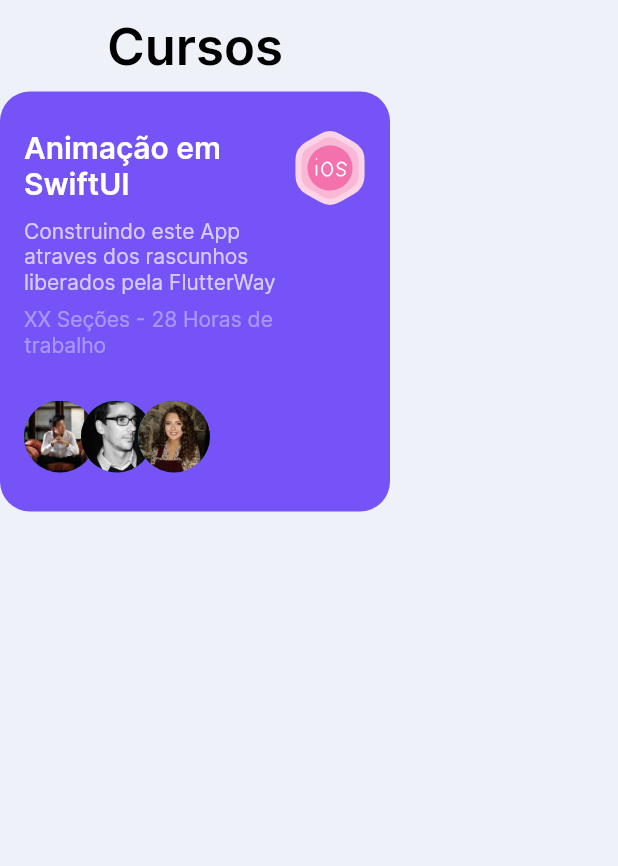
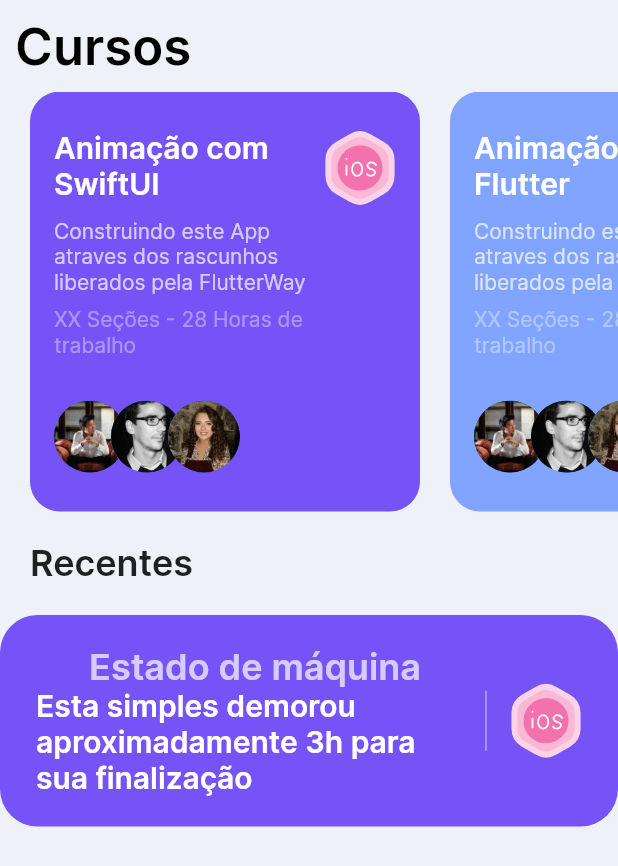
Before and after one commit to dariopmaciel/beaultiful_login_and_slidable_drawer, a Flutter app: the HomeScreen screen opened directly, on a phone screen of 412 x 824 dp. Shown: the top 866 px of the screen. Run offline on Flutter 3.47's test engine with Material 2 defaults, Android fonts, the phone set to English and light mode, and no system bars; our stand-ins replace flutter_svg, rive.

Commit message:
Criação dos cards recentes

```diff
--- a/lib/home/home_screen.dart
+++ b/lib/home/home_screen.dart
@@ -1,3 +1,5 @@
+import 'package:beaultiful_login_and_slidable_drawer/models/course.dart';
+import 'package:beaultiful_login_and_slidable_drawer/screens/onbording/components/course_card.dart';
 import 'package:flutter/material.dart';
 import 'package:flutter_svg/svg.dart';
 
@@ -8,7 +10,9 @@
   Widget build(BuildContext context) {
     return Scaffold(
       body: SafeArea(
-        child: Column(children: [
+        child: Column(
+          crossAxisAlignment: CrossAxisAlignment.start,
+          children: [
             Padding(
               padding: const EdgeInsets.all(10),
               child: Text(
@@ -19,106 +23,76 @@
                     .copyWith(color: Colors.black, fontWeight: FontWeight.w600),
               ),
             ),
-          Cartoes(),
-        ]),
+            SingleChildScrollView(
+              scrollDirection: Axis.horizontal,
+              child: Row(
+                children: [
+                  ...course
+                      .map((course) => Padding(
+                            padding: const EdgeInsets.only(left: 20),
+                            child: CourseCard(course: course),
+                          ))
+                      .toList(),
+                ],
+              ),
+            ),
+            Padding(
+              padding: const EdgeInsets.all(20),
+              child: Text(
+                "Recentes",
+                style: Theme.of(context)
+                    .textTheme
+                    .headlineSmall!
+                    .copyWith(fontWeight: FontWeight.w600),
+              ),
+            ),
+            Container(
+              padding: const EdgeInsets.symmetric(horizontal: 24, vertical: 20),
+              decoration: const BoxDecoration(
+                color: Color(0xff7553f6),
+                borderRadius: BorderRadius.all(
+                  Radius.circular(25),
+                ),
+              ),
+              child: Row(
+                children: [
+                  Expanded(
+                    child: Column(
+                      children: [
+                        Text(
+                          "Estado de máquina",
+                          style: Theme.of(context)
+                              .textTheme
+                              .headlineSmall!
+                              .copyWith(
+                                  color: Colors.white70,
+                                  fontWeight: FontWeight.w600),
+                        ),
+                        const Text(
+                          "Esta simples demorou aproximadamente 3h para sua finalização",
+                          style: TextStyle(
+                            color: Colors.white,
+                            fontWeight: FontWeight.bold,
+                            fontSize: 20,
+                          ),
+                        ),
+                      ],
+                    ),
+                  ),
+                  const SizedBox(
+                    height: 40,
+                    child: VerticalDivider(
+                      color: Colors.white70,
+                    ),
+                  ),
+                  const SizedBox(width: 8),
+                  SvgPicture.asset("assets/icons/ios.svg")
+                ],
+              ),
+            ),
+          ],
+        ),
       ),
     );
   }
 }
-
-class Cartoes extends StatelessWidget {
-  const Cartoes({
-    Key? key,
-  }) : super(key: key);
-
-  @override
-  Widget build(BuildContext context) {
-    return Container(
-      // color: Colors.red,
-      padding: const EdgeInsets.symmetric(horizontal: 16, vertical: 26),
-      height: 280,
-      width: 260,
-      decoration: const BoxDecoration(
-        color: Color(0xff7553f6),
-        borderRadius: BorderRadius.all(Radius.circular(20)),
-      ),
-      child: Row(
-        crossAxisAlignment: CrossAxisAlignment.start,
-        children: [
-          Expanded(
-            child: Column(
-              crossAxisAlignment: CrossAxisAlignment.start,
-              children: [
-                Text(
-                  "Animação em SwiftUI",
-                  style: Theme.of(context).textTheme.titleLarge!.copyWith(
-                      color: Colors.white, fontWeight: FontWeight.w600),
-                ),
-                const Padding(
-                  padding: EdgeInsets.only(top: 10, bottom: 8),
-                  child: Text(
-                    "Construindo este App atraves dos rascunhos liberados pela FlutterWay",
-                    style: TextStyle(color: Colors.white70),
-                  ),
-                ),
-                const Text(
-                  "XX Seções - 28 Horas de trabalho",
-                  style: TextStyle(color: Colors.white38),
-                ),
-                const Spacer(),
-                Row(
-                  children: List.generate(
-                    3,
-                    (index) => Transform.translate(
-                      offset: Offset((-10 * index).toDouble(), 0),
-                      child: CircleAvatar(
-                          radius: 24,
-                          backgroundImage: AssetImage(
-                              "assets/avaters/Avatar ${index + 1}.jpg")),
-                    ),
-                  ),
-                )
-              ],
-            ),
-          ),
-          SvgPicture.asset("assets/icons/ios.svg")
-        ],
-      ),
-    );
-  }
-}
-
-class Course {
-  final String title, description, iconSrc;
-  final Color bgColor;
-
-  Course({
-    required this.title,
-    this.description =
-        "Construindo este App atraves dos rascunhos liberados pela FlutterWay",
-    this.iconSrc = "assets/icons/ios.svg",
-    this.bgColor = const Color(0xff7553f6),
-  });
-}
-
-List<Course> course = [
-  Course(title: "Animação com SwiftUI"),
-  Course(
-    title: "Animação em Flutter",
-    iconSrc: "assets/icons/code.svg",
-    bgColor: const Color(0xff80a4ff),
-  ),
-];
-List<Course> recentCourse = [
-  Course(title: "Estodo de maquina"),
-  Course(
-    title: "Menu Animado",
-    bgColor: const Color(0xff9cc5ff),
-    iconSrc: "assets/icons/code.svg",
-  ),
-  Course(
-    title: "Flutter com Rive",
-    bgColor: const Color(0xff9cc5ff),
-    iconSrc: "assets/icons/code.svg",
-  ),
-];
--- /dev/null
+++ b/lib/models/course.dart
@@ -0,0 +1,36 @@
+import 'package:flutter/material.dart';
+
+class Course {
+  final String title, description, iconSrc;
+  final Color bgColor;
+
+  Course({
+    required this.title,
+    this.description =
+        "Construindo este App atraves dos rascunhos liberados pela FlutterWay",
+    this.iconSrc = "assets/icons/ios.svg",
+    this.bgColor = const Color(0xff7553f6),
+  });
+}
+
+List<Course> course = [
+  Course(title: "Animação com SwiftUI"),
+  Course(
+    title: "Animação em Flutter",
+    iconSrc: "assets/icons/code.svg",
+    bgColor: const Color(0xff80a4ff),
+  ),
+];
+List<Course> recentCourse = [
+  Course(title: "Estodo de maquina"),
+  Course(
+    title: "Menu Animado",
+    bgColor: const Color(0xff9cc5ff),
+    iconSrc: "assets/icons/code.svg",
+  ),
+  Course(
+    title: "Flutter com Rive",
+    bgColor: const Color(0xff9cc5ff),
+    iconSrc: "assets/icons/code.svg",
+  ),
+];
--- /dev/null
+++ b/lib/screens/onbording/components/course_card.dart
@@ -0,0 +1,69 @@
+import 'package:beaultiful_login_and_slidable_drawer/home/home_screen.dart';
+import 'package:beaultiful_login_and_slidable_drawer/models/course.dart';
+import 'package:flutter/material.dart';
+import 'package:flutter_svg/flutter_svg.dart';
+
+class CourseCard extends StatelessWidget {
+  const CourseCard({
+    Key? key,
+    required this.course,
+  }) : super(key: key);
+
+  final Course course;
+
+  @override
+  Widget build(BuildContext context) {
+    return Container(
+      // color: Colors.red,
+      padding: const EdgeInsets.symmetric(horizontal: 16, vertical: 26),
+      height: 280,
+      width: 260,
+      decoration: BoxDecoration(
+        color: course.bgColor,
+        borderRadius: const BorderRadius.all(Radius.circular(20)),
+      ),
+      child: Row(
+        crossAxisAlignment: CrossAxisAlignment.start,
+        children: [
+          Expanded(
+            child: Column(
+              crossAxisAlignment: CrossAxisAlignment.start,
+              children: [
+                Text(
+                  course.title,
+                  style: Theme.of(context).textTheme.titleLarge!.copyWith(
+                      color: Colors.white, fontWeight: FontWeight.w600),
+                ),
+                Padding(
+                  padding: const EdgeInsets.only(top: 10, bottom: 8),
+                  child: Text(
+                    course.description,
+                    style: const TextStyle(color: Colors.white70),
+                  ),
+                ),
+                const Text(
+                  "XX Seções - 28 Horas de trabalho",
+                  style: TextStyle(color: Colors.white38),
+                ),
+                const Spacer(),
+                Row(
+                  children: List.generate(
+                    3,
+                    (index) => Transform.translate(
+                      offset: Offset((-10 * index).toDouble(), 0),
+                      child: CircleAvatar(
+                          radius: 24,
+                          backgroundImage: AssetImage(
+                              "assets/avaters/Avatar ${index + 1}.jpg")),
+                    ),
+                  ),
+                )
+              ],
+            ),
+          ),
+          SvgPicture.asset("assets/icons/ios.svg")
+        ],
+      ),
+    );
+  }
+}
```
Lines whose indentation alone changed are shown as unchanged.
